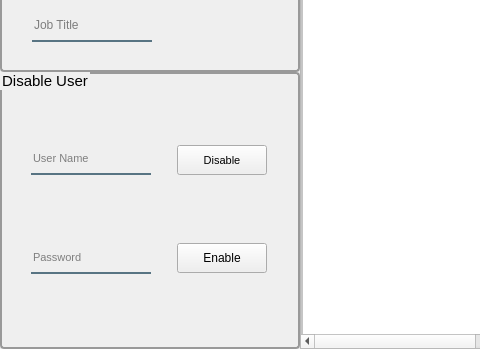
Qt form UI_design/LoginUI_Design/Admin_Window.ui (ApplyKCL/SNYProject) before a commit; both pictures show x 0 to 480 and y 251 to 600 of the 1024 by 600 pixel window.
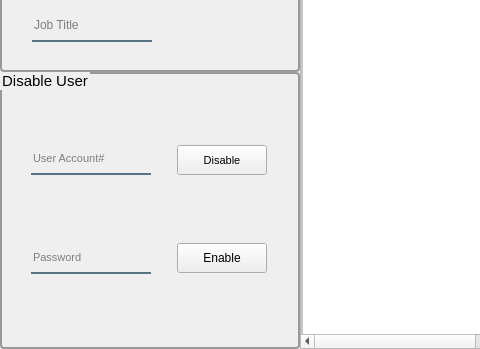
The same form after that commit. Icons and pictures are not drawn.

Commit message: Update current stage: Table update, Logout when time expire, added user

Diff of the .ui file:
```diff
--- a/UI_design/LoginUI_Design/Admin_Window.ui
+++ b/UI_design/LoginUI_Design/Admin_Window.ui
@@ -718,7 +718,7 @@
 padding-bottom:2px;</string>
                       </property>
                       <property name="placeholderText">
-                       <string>User Name</string>
+                       <string>User Account#</string>
                       </property>
                      </widget>
                     </item>
```
The commit also changes 6 other files.
